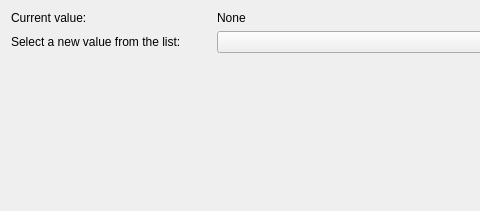
Above: designer/listselect.ui from DTOcean/dtocean-app before the change; both pictures show x 0 to 480 and y 0 to 211 of the 745 by 211 pixel window. Below: the same form after it.
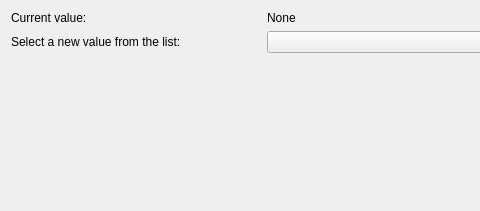
That is the form after the change.

Commit message: Improve look and feel on high DPI windows 8 display. Needs tested on Windows 7.

Patch:
```diff
--- a/designer/listselect.ui
+++ b/designer/listselect.ui
@@ -26,7 +26,7 @@
        </property>
        <property name="minimumSize">
         <size>
-         <width>200</width>
+         <width>250</width>
          <height>0</height>
         </size>
        </property>
```
The commit also changes 6 other files.
